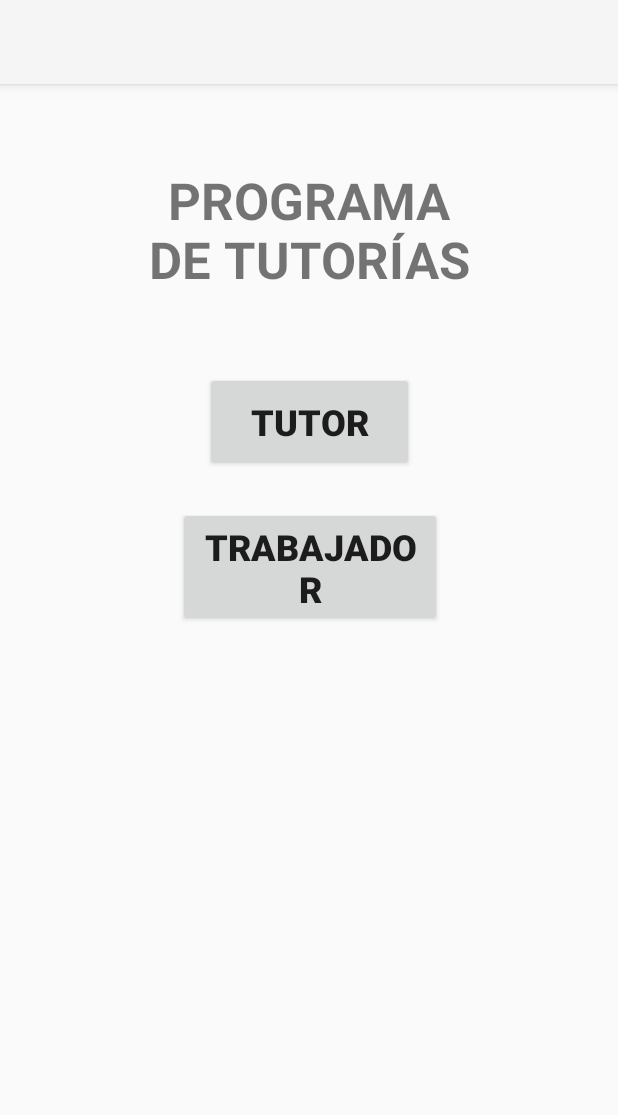
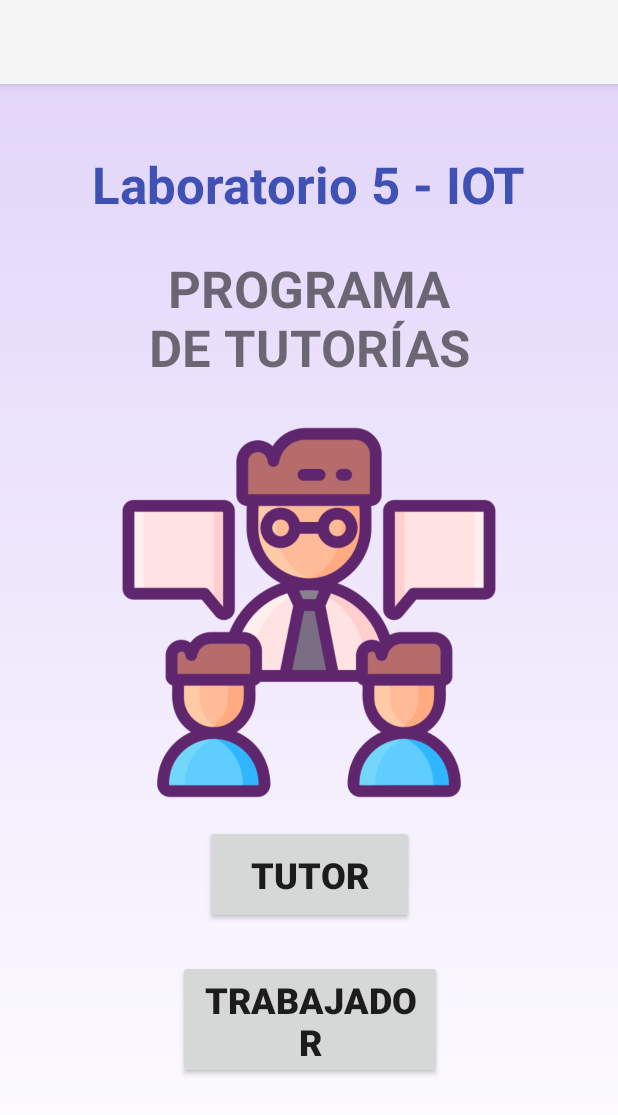
Before and after one commit to Jhondpc/LAB5_IOT, an Android app: the screen it shows after launch (MainActivity), on a phone screen of 412 x 824 dp. Shown: the top 1115 px of the screen. Run offline under Robolectric (Android 15) with nearby library versions, the phone set to English and light mode, and no system bars.

Commit message:
vistas arregladas

```diff
--- a/app/src/main/java/com/example/lab5_iot/MainActivity.java
+++ b/app/src/main/java/com/example/lab5_iot/MainActivity.java
@@ -11,6 +11,7 @@ import android.content.Intent;
 import android.content.pm.PackageManager;
 import android.os.Build;
 import android.os.Bundle;
+import android.widget.Toast;
 
 import com.example.lab5_iot.databinding.ActivityMainBinding;
 import com.example.lab5_iot.trabajador.TrabajadorActivity;
@@ -18,19 +19,24 @@ import com.example.lab5_iot.tutor.TutorActivity;
 
 public class MainActivity extends AppCompatActivity {
     ActivityMainBinding binding;
+    String ip = "10.100.253.19";   //CAMBIAR LA IP DE SU PC EN ESTE CAMPO
     @Override
     protected void onCreate(Bundle savedInstanceState) {
         super.onCreate(savedInstanceState);
         binding = ActivityMainBinding.inflate(getLayoutInflater());
         setContentView(binding.getRoot());
 
+        Toast.makeText(this, "Recuerde cambiar su ip en MainActivity", Toast.LENGTH_SHORT).show();
+
         binding.buttonTutor.setOnClickListener(view -> {
             Intent intent = new Intent(this, TutorActivity.class);
+            intent.putExtra("ip",ip);
             startActivity(intent);
         });
 
         binding.buttonTrabajador.setOnClickListener(view -> {
             Intent intent = new Intent(this, TrabajadorActivity.class);
+            intent.putExtra("ip",ip);
             startActivity(intent);
         });
 
--- a/app/src/main/java/com/example/lab5_iot/service/EmployeRepository.java
+++ b/app/src/main/java/com/example/lab5_iot/service/EmployeRepository.java
@@ -3,6 +3,7 @@ package com.example.lab5_iot.service;
 import com.example.lab5_iot.entity.Employee;
 import com.example.lab5_iot.entity.EmployeeDto;
 
+import java.util.HashMap;
 import java.util.List;
 
 import retrofit2.Call;
@@ -26,6 +27,6 @@ public interface EmployeRepository {
 
     @FormUrlEncoded
     @POST("/tutor/insertarFeedback")
-    Call<String> insertarFeedback(@Field("employeeId") Integer employeeId, @Field("feedback") String feedback);
+    Call<HashMap<String, String>> insertarFeedback(@Field("employeeId") Integer employeeId, @Field("feedback") String feedback);
 
 }
--- a/app/src/main/java/com/example/lab5_iot/tutor/BuscarTrabajadorActivity.java
+++ b/app/src/main/java/com/example/lab5_iot/tutor/BuscarTrabajadorActivity.java
@@ -6,6 +6,7 @@ import androidx.core.app.NotificationCompat;
 
 import android.app.NotificationManager;
 import android.content.Context;
+import android.content.Intent;
 import android.os.Bundle;
 import android.util.Log;
 
@@ -36,6 +37,9 @@ public class BuscarTrabajadorActivity extends AppCompatActivity {
         binding = ActivityBuscarTrabajadorBinding.inflate(getLayoutInflater());
         setContentView(binding.getRoot());
 
+        Intent intent = getIntent();
+        String ip = intent.getStringExtra("ip");
+
         binding.button.setOnClickListener(v -> {
             TextInputLayout inputCodigo = binding.inputCodigo;
             String codigoStr = inputCodigo.getEditText().getText().toString();
@@ -48,7 +52,7 @@ public class BuscarTrabajadorActivity extends AppCompatActivity {
                 } else {
                     int codigoTrabajador = Integer.parseInt(codigoStr);
                     EmployeRepository employeRepository = new Retrofit.Builder()
-                            .baseUrl("http://192.168.0.2:8080")
+                            .baseUrl("http://"+ip+":8080")
                             .addConverterFactory(GsonConverterFactory.create())
                             .build().create(EmployeRepository.class);
                     employeRepository.obtenerTrabajador(codigoTrabajador).enqueue(new Callback<EmployeeDto>() {
--- a/app/src/main/java/com/example/lab5_iot/tutor/ListaTrabajadoresActivity.java
+++ b/app/src/main/java/com/example/lab5_iot/tutor/ListaTrabajadoresActivity.java
@@ -6,6 +6,7 @@ import androidx.core.app.NotificationCompat;
 
 import android.app.NotificationManager;
 import android.content.Context;
+import android.content.Intent;
 import android.os.Bundle;
 import android.util.Log;
 import android.widget.Toast;
@@ -36,6 +37,9 @@ public class ListaTrabajadoresActivity extends AppCompatActivity {
         binding = ActivityListaTrabajadoresBinding.inflate(getLayoutInflater());
         setContentView(binding.getRoot());
 
+        Intent intent = getIntent();
+        String ip = intent.getStringExtra("ip");
+
         binding.button.setOnClickListener(v -> {
             TextInputLayout inputCodigo = binding.inputCodigo;
             String codigoStr = inputCodigo.getEditText().getText().toString();
@@ -48,7 +52,7 @@ public class ListaTrabajadoresActivity extends AppCompatActivity {
                 } else {
                     int codigoTutor = Integer.parseInt(codigoStr);
                     EmployeRepository employeRepository = new Retrofit.Builder()
-                            .baseUrl("http://192.168.0.2:8080")
+                            .baseUrl("http://"+ip+":8080")
                             .addConverterFactory(GsonConverterFactory.create())
                             .build().create(EmployeRepository.class);
                     employeRepository.obtenerListaTrabajadores(codigoTutor).enqueue(new Callback<List<Employee>>() {
--- /dev/null
+++ b/app/src/main/res/drawable/background.xml
@@ -0,0 +1,8 @@
+<?xml version="1.0" encoding="utf-8"?>
+<shape xmlns:android="http://schemas.android.com/apk/res/android">
+    <gradient
+        android:startColor="@color/white"
+        android:endColor="#E3D6FA"
+        android:type="linear"
+        android:angle="90"/>
+</shape>
--- a/app/src/main/res/layout/activity_asignar_tutoria.xml
+++ b/app/src/main/res/layout/activity_asignar_tutoria.xml
@@ -4,6 +4,7 @@
     xmlns:tools="http://schemas.android.com/tools"
     android:layout_width="match_parent"
     android:layout_height="match_parent"
+    android:background="@drawable/background"
     tools:context=".tutor.AsignarTutoriaActivity">
 
     <TextView
@@ -61,7 +62,7 @@
         android:layout_width="wrap_content"
         android:layout_height="wrap_content"
         android:layout_marginTop="32dp"
-        android:text="Ingrese el código del empleado"
+        android:text="Ingrese el código del trabajador"
         android:textSize="16sp"
         app:layout_constraintEnd_toEndOf="parent"
         app:layout_constraintHorizontal_bias="0.12"
@@ -73,7 +74,7 @@
         android:layout_width="300dp"
         android:layout_height="wrap_content"
         android:layout_marginTop="8dp"
-        android:hint="Código de empleado"
+        android:hint="Código del trabajador"
         app:boxBackgroundColor="@color/white"
         app:boxCornerRadiusBottomEnd="20dp"
         app:boxCornerRadiusBottomStart="20dp"
--- a/app/src/main/res/layout/activity_buscar_trabajador.xml
+++ b/app/src/main/res/layout/activity_buscar_trabajador.xml
@@ -4,6 +4,7 @@
     xmlns:tools="http://schemas.android.com/tools"
     android:layout_width="match_parent"
     android:layout_height="match_parent"
+    android:background="@drawable/background"
     tools:context=".tutor.BuscarTrabajadorActivity">
 
     <TextView
--- a/app/src/main/res/layout/activity_lista_trabajadores.xml
+++ b/app/src/main/res/layout/activity_lista_trabajadores.xml
@@ -4,6 +4,7 @@
     xmlns:tools="http://schemas.android.com/tools"
     android:layout_width="match_parent"
     android:layout_height="match_parent"
+    android:background="@drawable/background"
     tools:context=".tutor.ListaTrabajadoresActivity">
 
     <TextView
--- a/app/src/main/res/layout/activity_main.xml
+++ b/app/src/main/res/layout/activity_main.xml
@@ -4,12 +4,14 @@
     xmlns:tools="http://schemas.android.com/tools"
     android:layout_width="match_parent"
     android:layout_height="match_parent"
+    android:background="@drawable/background"
     tools:context=".MainActivity">
 
     <TextView
         android:id="@+id/textView"
         android:layout_width="232dp"
         android:layout_height="113dp"
+        android:layout_marginTop="24dp"
         android:gravity="center_horizontal"
         android:text="PROGRAMA DE TUTORÍAS"
         android:textSize="34sp"
@@ -17,20 +19,20 @@
         app:layout_constraintBottom_toBottomOf="parent"
         app:layout_constraintEnd_toEndOf="parent"
         app:layout_constraintStart_toStartOf="parent"
-        app:layout_constraintTop_toTopOf="parent"
-        app:layout_constraintVertical_bias="0.084" />
+        app:layout_constraintTop_toBottomOf="@+id/textView5"
+        app:layout_constraintVertical_bias="0.0" />
 
     <Button
         android:id="@+id/buttonTutor"
         android:layout_width="139dp"
         android:layout_height="66dp"
-        android:layout_marginTop="24dp"
+        android:layout_marginTop="16dp"
         android:text="Tutor"
         android:textSize="24sp"
         android:textStyle="bold"
         app:layout_constraintEnd_toEndOf="@+id/textView"
         app:layout_constraintStart_toStartOf="@+id/textView"
-        app:layout_constraintTop_toBottomOf="@+id/textView" />
+        app:layout_constraintTop_toBottomOf="@+id/imageView" />
 
     <Button
         android:id="@+id/buttonTrabajador"
@@ -44,4 +46,26 @@
         app:layout_constraintStart_toStartOf="@+id/buttonTutor"
         app:layout_constraintTop_toBottomOf="@+id/buttonTutor" />
 
+    <TextView
+        android:id="@+id/textView5"
+        android:layout_width="wrap_content"
+        android:layout_height="wrap_content"
+        android:layout_marginTop="44dp"
+        android:text="Laboratorio 5 - IOT"
+        android:textColor="#3F51B5"
+        android:textSize="34sp"
+        android:textStyle="bold"
+        app:layout_constraintEnd_toEndOf="parent"
+        app:layout_constraintStart_toStartOf="parent"
+        app:layout_constraintTop_toTopOf="parent" />
+
+    <ImageView
+        android:id="@+id/imageView"
+        android:layout_width="312dp"
+        android:layout_height="251dp"
+        app:layout_constraintEnd_toEndOf="@+id/textView"
+        app:layout_constraintStart_toStartOf="@+id/textView"
+        app:layout_constraintTop_toBottomOf="@+id/textView"
+        app:srcCompat="@drawable/img" />
+
 </androidx.constraintlayout.widget.ConstraintLayout>
```
Also changed, not shown: app/src/main/java/com/example/lab5_iot/trabajador/TrabajadorActivity.java (+22 -2 lines), app/src/main/java/com/example/lab5_iot/tutor/AsignarTutoriaActivity.java (+5 -4 lines), app/src/main/java/com/example/lab5_iot/tutor/TutorActivity.java (+12 -6 lines), app/src/main/res/layout/activity_trabajador.xml (+13 -2 lines), app/src/main/res/layout/activity_tutor.xml (+13 -2 lines), app/src/main/res/drawable/img.png (added), app/src/main/res/drawable/img_1.png (added), app/src/main/res/drawable/img_2.png (added).
